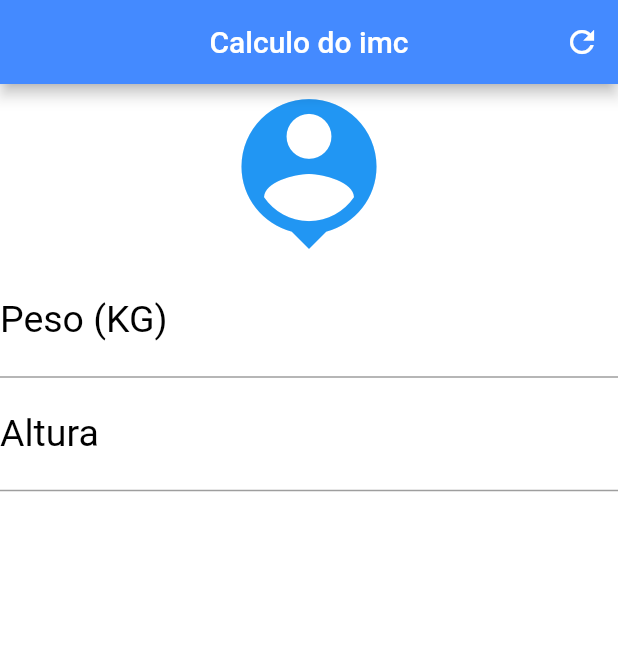
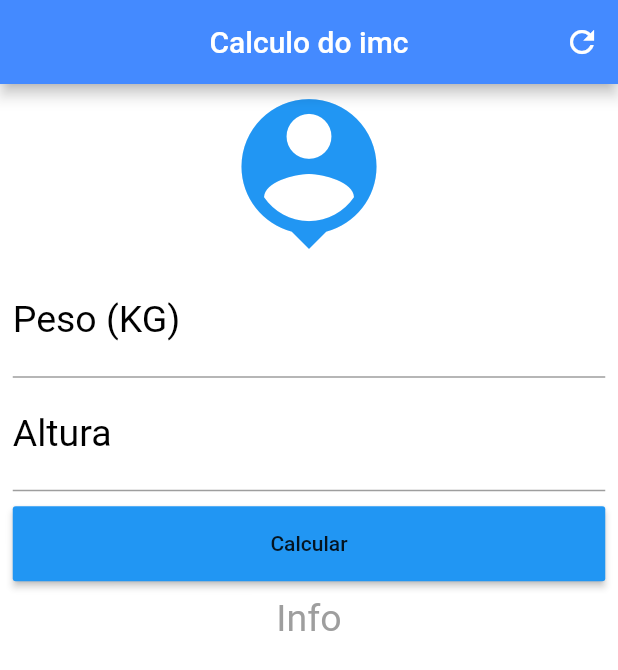
Before and after one commit to ThiagoMalcher/flutter_imc, a Flutter app: the screen it shows after launch, on a phone screen of 412 x 824 dp. Shown: the top 670 px of the screen. Run offline on Flutter 3.47's test engine with Material 2 defaults, Android fonts, the phone set to English and light mode, and no system bars.

Commit message:
Add ScrollView e RaisedButton.

```diff
--- a/lib/main.dart
+++ b/lib/main.dart
@@ -29,7 +29,9 @@ class _HomeState extends State<Home>
         ],//Widget
       ),//appBar
       backgroundColor: Colors.white,
-      body: Column(
+      body: SingleChildScrollView(
+        padding: EdgeInsets.fromLTRB(8.5, 0.0, 8.5, 0.0),
+        child: Column(
           crossAxisAlignment: CrossAxisAlignment.stretch, //Aline icon in center
           children: <Widget>
           [
@@ -50,8 +52,24 @@ class _HomeState extends State<Home>
               textAlign: TextAlign.center,
               style: TextStyle(color: Colors.black,fontSize: 25.0),
             ),//TextFild
+            Padding(
+              padding: EdgeInsets.only(top: 10.0, bottom: 10.0),
+              child: Container(
+                height: 50.0,
+                child: RaisedButton(
+                    onPressed: (){},
+                    child: Text("Calcular"),
+                    color: Colors.blue
+                ),//RaisedButton
+              ),//container,
+            ),//Padding
+            Text("Info",
+                textAlign: TextAlign.center,
+                style: TextStyle(color: Colors.grey, fontSize: 25.0)
+            ),//text
           ],//widget
         ),//collum
+      ),//scrollview
     );//Scaffold
   }
 }
```
Lines whose indentation alone changed are shown as unchanged.
